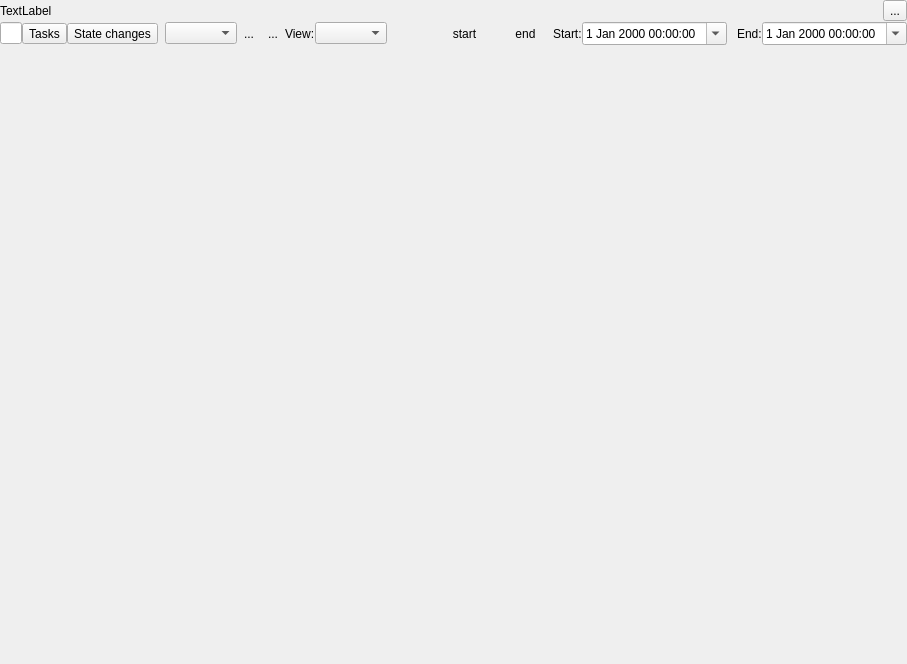
Above: Viewer/ecflowUI/src/TimelineWidget.ui from ecmwf/ecflow before the change. Below: the same form after it.
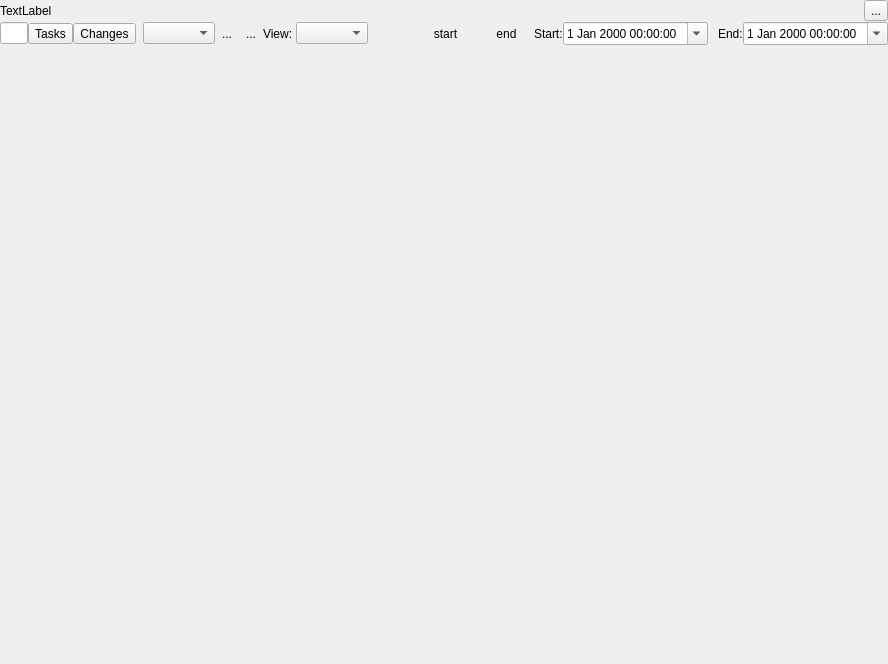
That is the form after the change. Icons and pictures are not drawn. Custom widgets are drawn as their Qt base class.

Commit message: ecFlowUI: add option to show duration of active state in timeline view ECFLOW-1401

Diff of the .ui file:
```diff
--- a/Viewer/ecflowUI/src/TimelineWidget.ui
+++ b/Viewer/ecflowUI/src/TimelineWidget.ui
@@ -98,7 +98,7 @@
          <string>Show only nodes with a state change in the current period</string>
         </property>
         <property name="text">
-         <string>State changes</string>
+         <string>Changes</string>
         </property>
         <property name="icon">
          <iconset resource="viewer.qrc">
@@ -168,7 +168,7 @@
       <item>
        <widget class="QLabel" name="label_4">
         <property name="text">
-         <string>View:</string>
+         <string>View: </string>
         </property>
        </widget>
       </item>
```
The commit also changes 2 other files.
